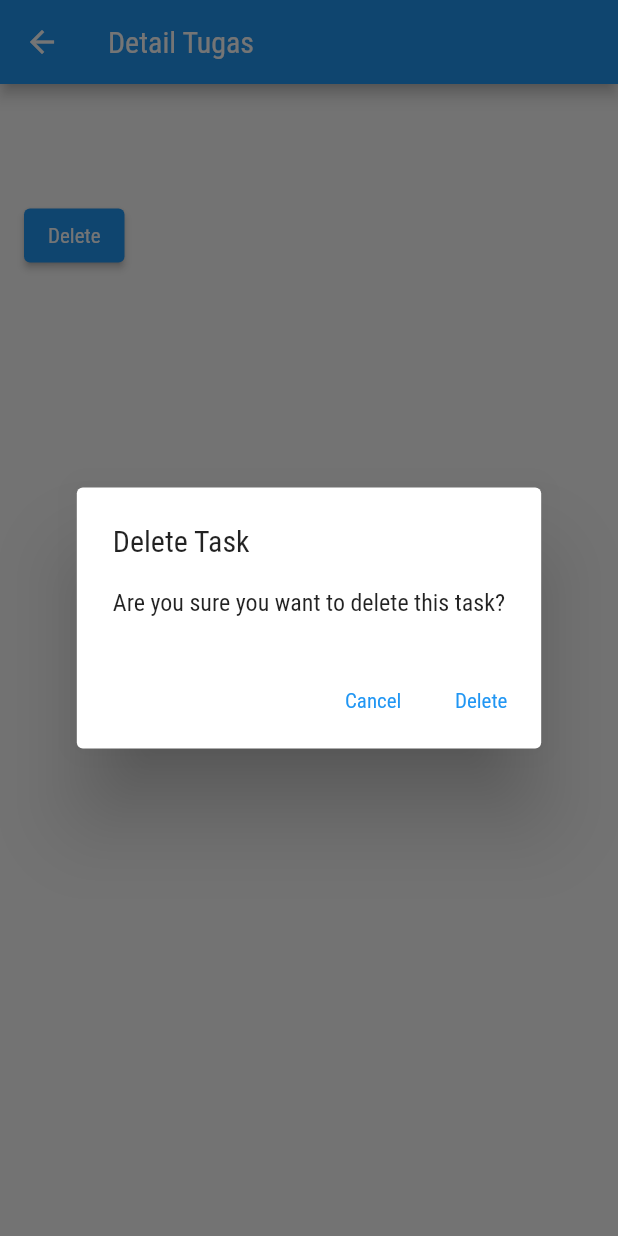
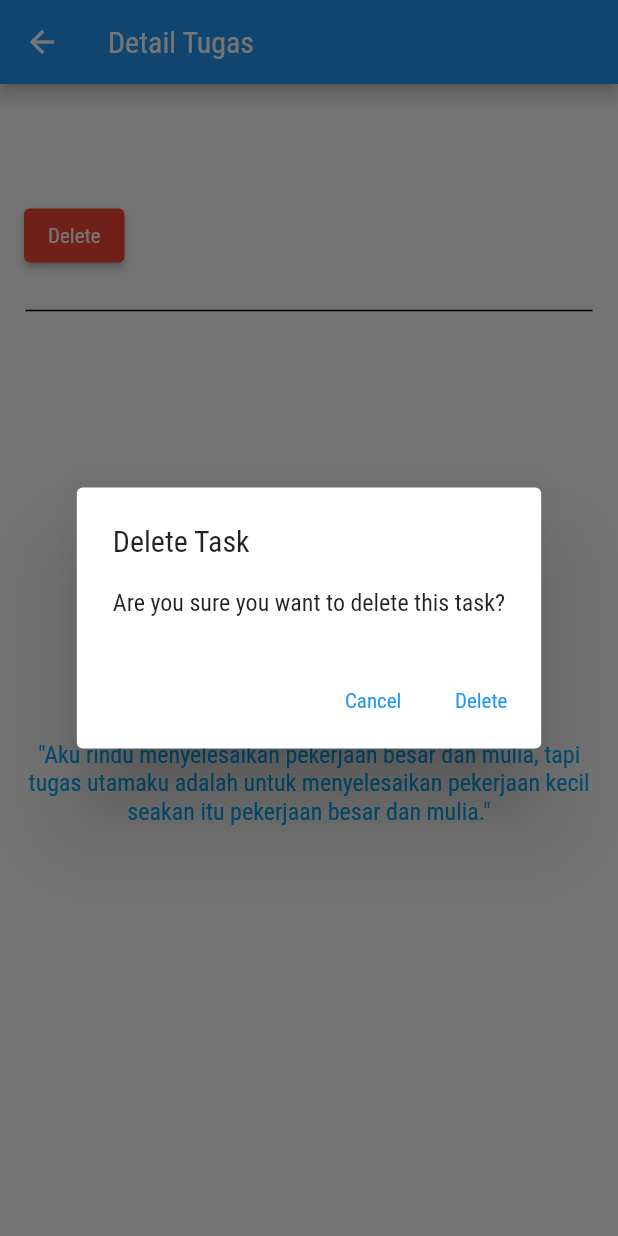
Before and after one commit to arielcatur/KelolaTugas_Mobile, a Flutter app: the TaskDetailPage screen opened directly with empty values, after a tap on "Delete", on a phone screen of 412 x 824 dp. Run offline on Flutter 3.47's test engine with Material 2 defaults, Android fonts, the phone set to English and light mode, and no system bars.

Commit message:
menghapus file tidak penting dan menambahkan motivasi

```diff
--- a/uas_mobile/lib/halaman1.dart
+++ b/uas_mobile/lib/halaman1.dart
@@ -1,3 +1,4 @@
+import 'dart:math';
 import 'package:flutter/material.dart';
 
 void main() {
@@ -192,11 +193,31 @@ class AddTaskPage extends StatelessWidget {
   }
 }
 
-class TaskDetailPage extends StatelessWidget {
+class TaskDetailPage extends StatefulWidget {
   final Task task;
   final Function onDelete;
 
   TaskDetailPage({required this.task, required this.onDelete});
+
+  @override
+  _TaskDetailPageState createState() => _TaskDetailPageState();
+}
+
+class _TaskDetailPageState extends State<TaskDetailPage> {
+  int index = Random().nextInt(10);
+
+  List<String> quotes = [
+    "Aku rindu menyelesaikan pekerjaan besar dan mulia, tapi tugas utamaku adalah untuk menyelesaikan pekerjaan kecil seakan itu pekerjaan besar dan mulia.",
+    "Tugas besar kita bukanlah melihat sesuatu yang berkilau dari kejauhan tetapi melakukan sesuatu terhadap apa yang ada di tangan.",
+    "Tugas atau posisi yang diemban bukan untuk dibanggakan, tapi untuk dipertanggung jawabkan.",
+    "Jangan patah semangat, karena Tuhan akan selalu memberi waktu dan kesempatan. Tugas kita adalah berusaha semampu yang kita bisa.",
+    "Jangan sampai terlalu sibuk dengan deadline tugas, hingga lupa bahwa deadline hidup kita bisa berakhir sekarang juga, detik ini juga.",
+    "Tidak ada yang benar-benar sulit jika Anda membaginya menjadi tugas-tugas kecil.",
+    "Lakukan sesuatu yang tidak anda sukai setiap hari, inilah peraturan dasar untuk mendapatkan kebiasaan melakukan tugas anda tanpa rasa sakit.",
+    "Tugas di hadapanmu tidak pernah lebih besar ketimbang kekuatan di belakangmu.",
+    "Tidak ada yang begitu melelahkan selain bergantung pada tugas yang belum selesai.",
+    "Jika suatu tugas telah dimulai, jangan pernah meninggalkannya sampai selesai.",
+  ];
 
   @override
   Widget build(BuildContext context) {
@@ -210,17 +231,54 @@ class TaskDetailPage extends StatelessWidget {
           crossAxisAlignment: CrossAxisAlignment.start,
           children: [
             Text(
-              '${task.title}',
-              style: TextStyle(fontSize: 18.0, fontWeight: FontWeight.bold),
+              '${widget.task.title}',
+              style: TextStyle(
+                  fontSize: 18.0,
+                  fontWeight: FontWeight.bold,
+                  color: Colors.blue),
             ),
             SizedBox(height: 8.0),
-            Text('${task.description}'),
+            Text('${widget.task.description}',
+                style: TextStyle(color: Colors.lightBlue)),
             SizedBox(height: 16.0),
             ElevatedButton(
               onPressed: () {
                 _showDeleteConfirmationDialog(context);
               },
+              style: ButtonStyle(
+                backgroundColor: MaterialStateProperty.all<Color>(Colors.red),
+              ),
               child: Text('Delete'),
+            ),
+            SizedBox(height: 16.0),
+            Divider(
+              color: Colors.black,
+              height: 20.0,
+              thickness: 1.0,
+              indent: 1.0,
+              endIndent: 1.0,
+            ),
+            Expanded(
+              child: Center(
+                child: Column(
+                  mainAxisAlignment: MainAxisAlignment.center,
+                  children: [
+                    Text(
+                      'Motivasi Harian:',
+                      textAlign: TextAlign.center,
+                      style: TextStyle(
+                          fontSize: 16,
+                          fontWeight: FontWeight.bold,
+                          color: Colors.blue),
+                    ),
+                    Text(
+                      '"${quotes[index % quotes.length]}"',
+                      style: TextStyle(fontSize: 16, color: Colors.lightBlue),
+                      textAlign: TextAlign.center,
+                    ),
+                  ],
+                ),
+              ),
             ),
           ],
         ),
@@ -245,7 +303,7 @@ class TaskDetailPage extends StatelessWidget {
             TextButton(
               child: Text('Delete'),
               onPressed: () {
-                onDelete();
+                widget.onDelete();
                 Navigator.of(context).pop();
                 ScaffoldMessenger.of(context).showSnackBar(
                   SnackBar(content: Text('Task deleted')),
--- a/uas_mobile/lib/main.dart
+++ b/uas_mobile/lib/main.dart
@@ -1,8 +1,6 @@
 import 'package:flutter/material.dart';
 import 'package:uas_mobile/login.dart';
 import 'package:uas_mobile/halaman1.dart';
-import 'package:uas_mobile/halaman2.dart';
-// import 'package:uas_mobile/halaman3.dart';
 
 void main() {
   runApp(const MyApp());
@@ -24,8 +22,6 @@ class _MyAppState extends State<MyApp> {
       routes: {
         "/": (context) => const Login(),
         "/halaman1": (context) => const TaskManagerApp(),
-        "/halaman2": (context) => const Halaman2(),
-        // "/halaman3":(context) => const Halaman3(),
       },
     );
   }
```
Also changed, not shown: uas_mobile/lib/halaman2.dart (deleted, +0 -81 lines), uas_mobile/lib/tes.dart (deleted, +0 -52 lines).
